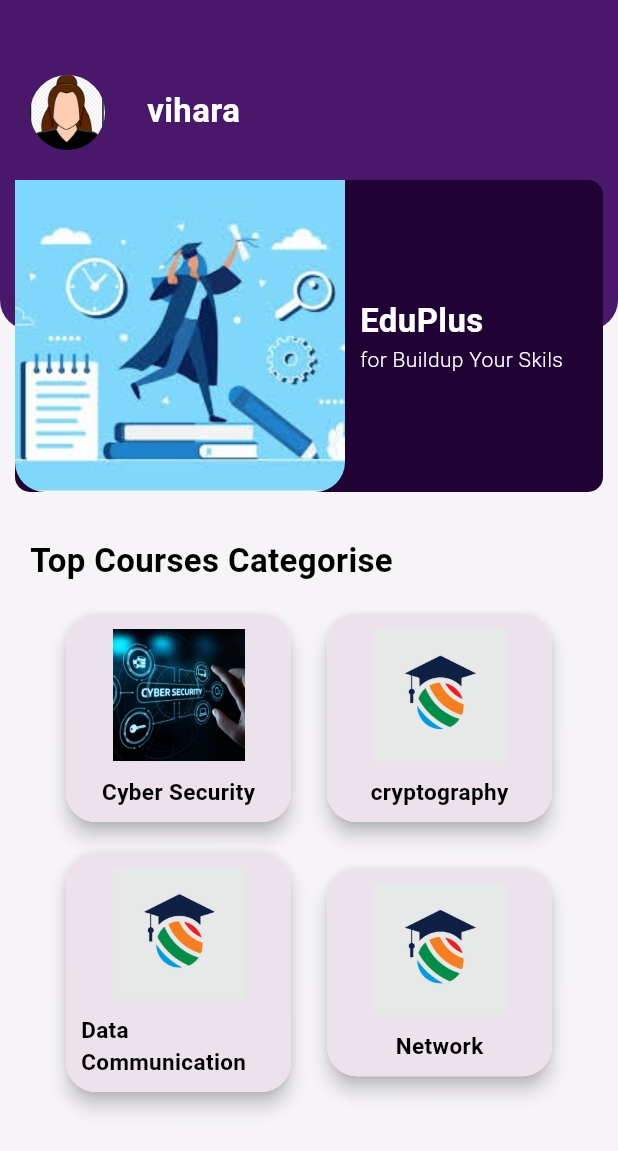
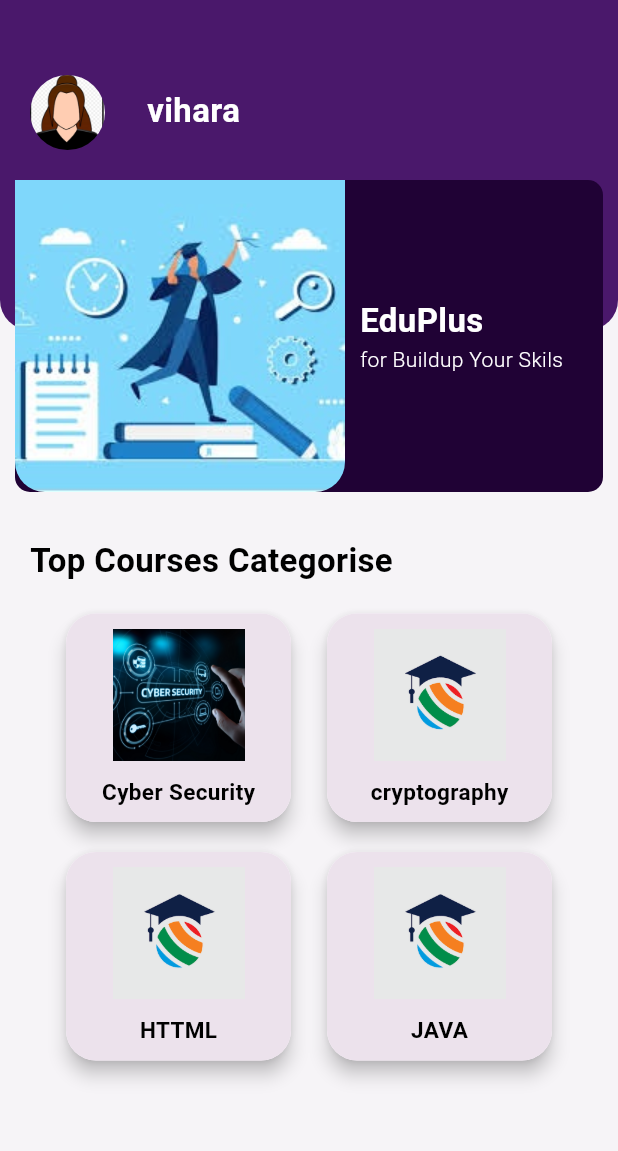
Before and after one commit to NVsandeepani/course_learning_app, a Flutter app: the Home screen opened directly, on a phone screen of 412 x 824 dp. Shown: the top 1151 px of the screen. Run offline on Flutter 3.47's test engine with Material 3 defaults, Android fonts, the light colour scheme and no system bars; our stand-ins replace cloud_firestore, firebase_core; accounts and stored records are empty.

Commit message:
change admin panel

```diff
--- a/lib/admin/addquize.dart
+++ b/lib/admin/addquize.dart
@@ -10,7 +10,7 @@ class Adquize extends StatefulWidget {
 class _AdquizeState extends State<Adquize> {
 
   String ? value;
-final List<String> coursitem=['Cyber Security', 'cryptography', 'Data communication', 'Network'];
+final List<String> coursitem=['Cyber Security', 'cryptography', 'HTML', 'JAVA'];
 
   TextEditingController quizcontroller= new TextEditingController();
   TextEditingController option1controller= new TextEditingController();
--- a/lib/pages/homeu_1.dart
+++ b/lib/pages/homeu_1.dart
@@ -157,7 +157,7 @@ class _HomeState extends State<Home> {
                          child: Column(
                            children: [Image.asset("images/logo.png",height: 88, width: 88, fit: BoxFit.cover,),
                             SizedBox(height:10.0, width: 10.0,),
-                           Text( "Data Communication",  style: TextStyle(color: const Color.fromARGB(255, 0, 0, 0), fontSize: 15.0, fontWeight: FontWeight.bold),),
+                           Text( "HTTML",  style: TextStyle(color: const Color.fromARGB(255, 0, 0, 0), fontSize: 15.0, fontWeight: FontWeight.bold),),
                            ],),
                        ),
                   ),
@@ -174,7 +174,7 @@ class _HomeState extends State<Home> {
                          child: Column(
                            children: [Image.asset("images/logo.png",height: 88, width: 88, fit: BoxFit.cover,),
                             SizedBox(height: 10.0, width: 10.0,),
-                           Text( "Network",  style: TextStyle(color: const Color.fromARGB(255, 0, 0, 0), fontSize: 15.0, fontWeight: FontWeight.bold),),
+                           Text( "JAVA",  style: TextStyle(color: const Color.fromARGB(255, 0, 0, 0), fontSize: 15.0, fontWeight: FontWeight.bold),),
                            ],),
                        ),
                   ),
```
Also changed, not shown: 1 other file.
